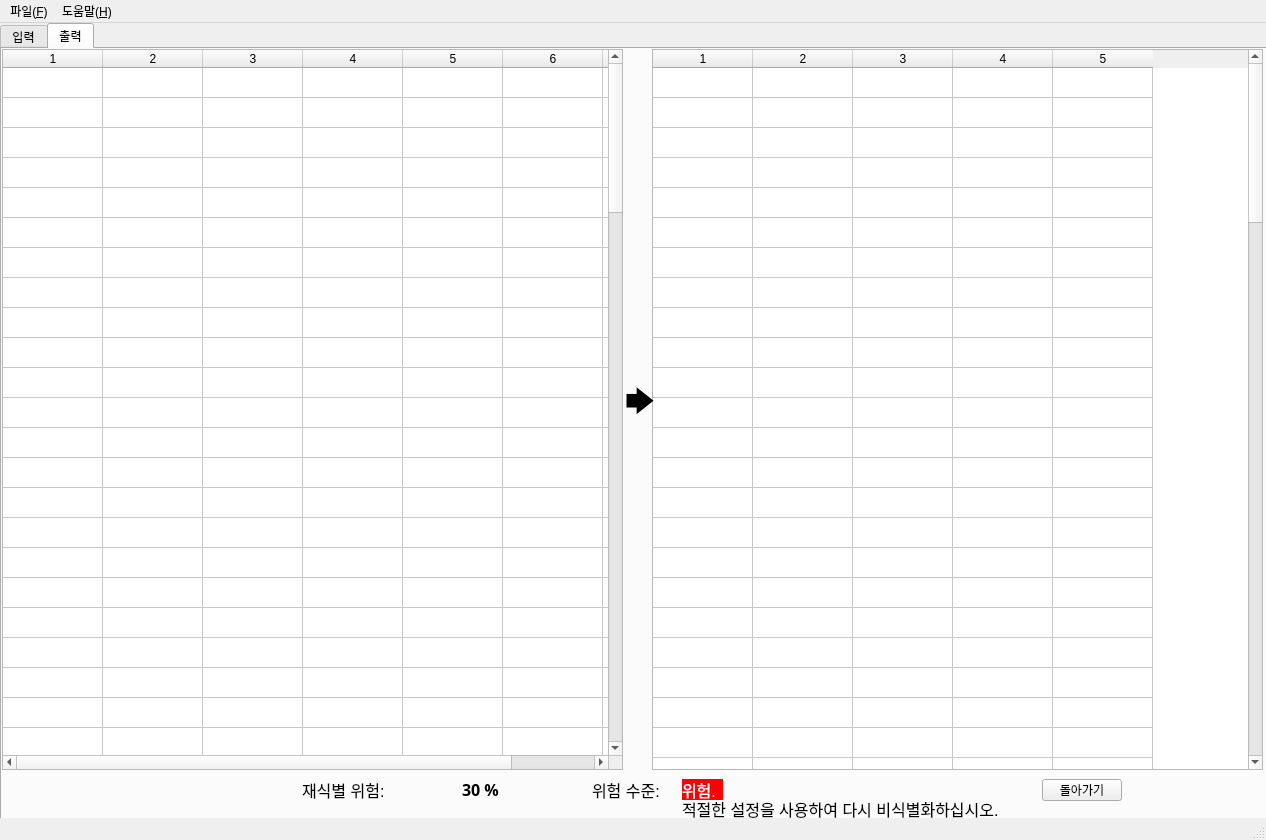
Old version of the form ui/main.ui in the repository cosine0/anonymize.
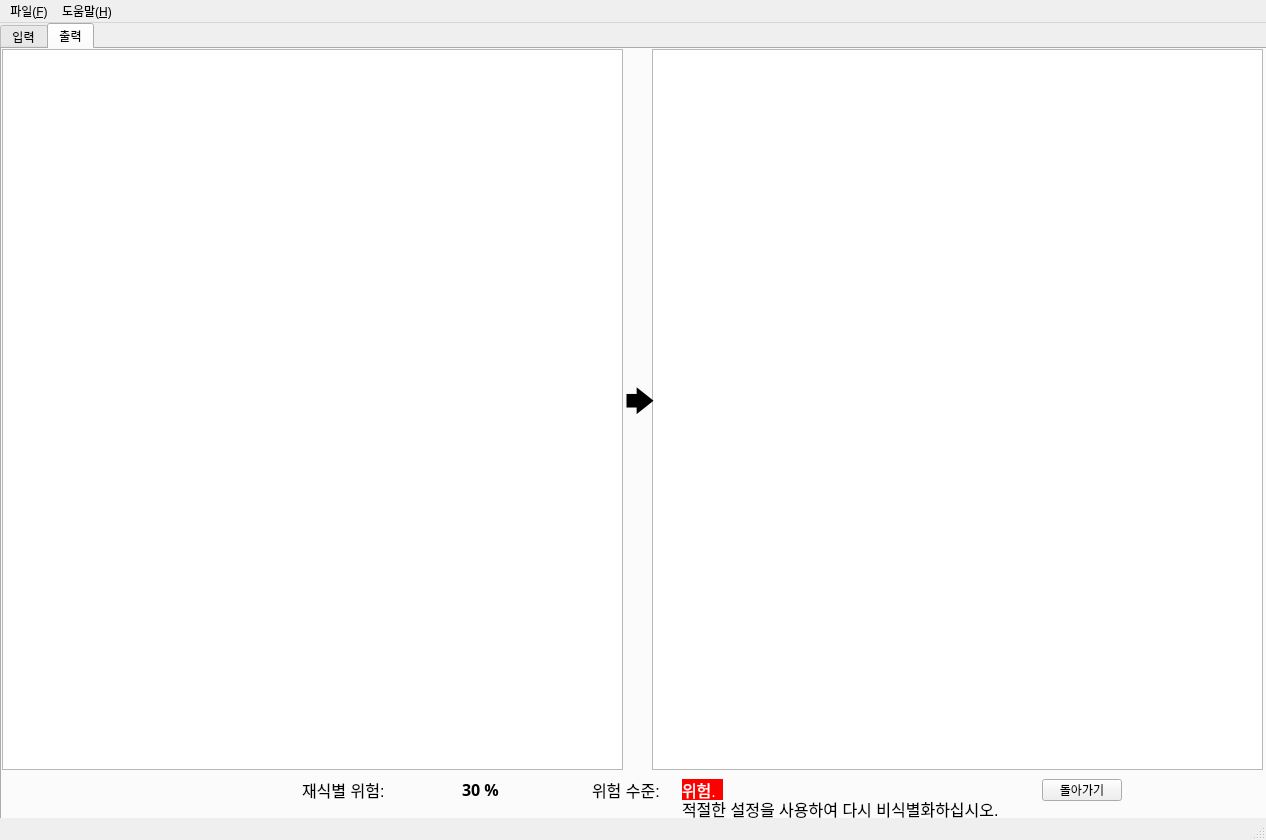
New version of the form. The open tabs and pages were chosen to show the change.

Commit message: 입력 속성 초기 설정

```diff
--- a/ui/main.ui
+++ b/ui/main.ui
@@ -606,119 +606,14 @@
        <set>QAbstractItemView::NoEditTriggers</set>
       </property>
       <property name="rowCount">
-       <number>100</number>
+       <number>0</number>
       </property>
       <property name="columnCount">
-       <number>5</number>
+       <number>0</number>
       </property>
       <attribute name="verticalHeaderVisible">
        <bool>false</bool>
       </attribute>
-      <row/>
-      <row/>
-      <row/>
-      <row/>
-      <row/>
-      <row/>
-      <row/>
-      <row/>
-      <row/>
-      <row/>
-      <row/>
-      <row/>
-      <row/>
-      <row/>
-      <row/>
-      <row/>
-      <row/>
-      <row/>
-      <row/>
-      <row/>
-      <row/>
-      <row/>
-      <row/>
-      <row/>
-      <row/>
-      <row/>
-      <row/>
-      <row/>
-      <row/>
-      <row/>
-      <row/>
-      <row/>
-      <row/>
-      <row/>
-      <row/>
-      <row/>
-      <row/>
-      <row/>
-      <row/>
-      <row/>
-      <row/>
-      <row/>
-      <row/>
-      <row/>
-      <row/>
-      <row/>
-      <row/>
-      <row/>
-      <row/>
-      <row/>
-      <row/>
-      <row/>
-      <row/>
-      <row/>
-      <row/>
-      <row/>
-      <row/>
-      <row/>
-      <row/>
-      <row/>
-      <row/>
-      <row/>
-      <row/>
-      <row/>
-      <row/>
-      <row/>
-      <row/>
-      <row/>
-      <row/>
-      <row/>
-      <row/>
-      <row/>
-      <row/>
-      <row/>
-      <row/>
-      <row/>
-      <row/>
-      <row/>
-      <row/>
-      <row/>
-      <row/>
-      <row/>
-      <row/>
-      <row/>
-      <row/>
-      <row/>
-      <row/>
-      <row/>
-      <row/>
-      <row/>
-      <row/>
-      <row/>
-      <row/>
-      <row/>
-      <row/>
-      <row/>
-      <row/>
-      <row/>
-      <row/>
-      <row/>
-      <column/>
-      <column/>
-      <column/>
-      <column/>
-      <column/>
      </widget>
      <widget class="QTableWidget" name="outputTableLeft">
       <property name="geometry">
@@ -733,121 +628,14 @@
        <set>QAbstractItemView::NoEditTriggers</set>
       </property>
       <property name="rowCount">
-       <number>100</number>
+       <number>0</number>
       </property>
       <property name="columnCount">
-       <number>7</number>
+       <number>0</number>
       </property>
       <attribute name="verticalHeaderVisible">
        <bool>false</bool>
       </attribute>
-      <row/>
-      <row/>
-      <row/>
-      <row/>
-      <row/>
-      <row/>
-      <row/>
-      <row/>
-      <row/>
-      <row/>
-      <row/>
-      <row/>
-      <row/>
-      <row/>
-      <row/>
-      <row/>
-      <row/>
-      <row/>
-      <row/>
-      <row/>
-      <row/>
-      <row/>
-      <row/>
-      <row/>
-      <row/>
-      <row/>
-      <row/>
-      <row/>
-      <row/>
-      <row/>
-      <row/>
-      <row/>
-      <row/>
-      <row/>
-      <row/>
-      <row/>
-      <row/>
-      <row/>
-      <row/>
-      <row/>
-      <row/>
-      <row/>
-      <row/>
-      <row/>
-      <row/>
-      <row/>
-      <row/>
-      <row/>
-      <row/>
-      <row/>
-      <row/>
-      <row/>
-      <row/>
-      <row/>
-      <row/>
-      <row/>
-      <row/>
-      <row/>
-      <row/>
-      <row/>
-      <row/>
-      <row/>
-      <row/>
-      <row/>
-      <row/>
-      <row/>
-      <row/>
-      <row/>
-      <row/>
-      <row/>
-      <row/>
-      <row/>
-      <row/>
-      <row/>
-      <row/>
-      <row/>
-      <row/>
-      <row/>
-      <row/>
-      <row/>
-      <row/>
-      <row/>
-      <row/>
-      <row/>
-      <row/>
-      <row/>
-      <row/>
-      <row/>
-      <row/>
-      <row/>
-      <row/>
-      <row/>
-      <row/>
-      <row/>
-      <row/>
-      <row/>
-      <row/>
-      <row/>
-      <row/>
-      <row/>
-      <column/>
-      <column/>
-      <column/>
-      <column/>
-      <column/>
-      <column/>
-      <column/>
      </widget>
      <widget class="QLabel" name="label_11">
       <property name="geometry">
```
Left out of the diff: 18 changed lines with no effect on the pictures. The commit also changes 2 other files.
